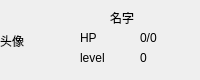
Above: Fear_No_One/System/Interface/peoplehpinfo.ui from TTaket/- before the change. Below: the same form after it.
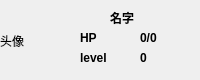
That is the form after the change.

What changed in the file:
```diff
--- a/Fear_No_One/System/Interface/peoplehpinfo.ui
+++ b/Fear_No_One/System/Interface/peoplehpinfo.ui
@@ -56,6 +56,12 @@
       <height>15</height>
      </rect>
     </property>
+    <property name="font">
+     <font>
+      <weight>75</weight>
+      <bold>true</bold>
+     </font>
+    </property>
     <property name="text">
      <string>名字</string>
     </property>
@@ -69,6 +75,12 @@
       <height>16</height>
      </rect>
     </property>
+    <property name="font">
+     <font>
+      <weight>75</weight>
+      <bold>true</bold>
+     </font>
+    </property>
     <property name="text">
      <string>HP</string>
     </property>
@@ -82,6 +94,12 @@
       <height>16</height>
      </rect>
     </property>
+    <property name="font">
+     <font>
+      <weight>75</weight>
+      <bold>true</bold>
+     </font>
+    </property>
     <property name="text">
      <string>0/0</string>
     </property>
@@ -108,6 +126,12 @@
       <height>16</height>
      </rect>
     </property>
+    <property name="font">
+     <font>
+      <weight>75</weight>
+      <bold>true</bold>
+     </font>
+    </property>
     <property name="text">
      <string>level</string>
     </property>
@@ -121,6 +145,12 @@
       <height>15</height>
      </rect>
     </property>
+    <property name="font">
+     <font>
+      <weight>75</weight>
+      <bold>true</bold>
+     </font>
+    </property>
     <property name="text">
      <string>0</string>
     </property>
```
